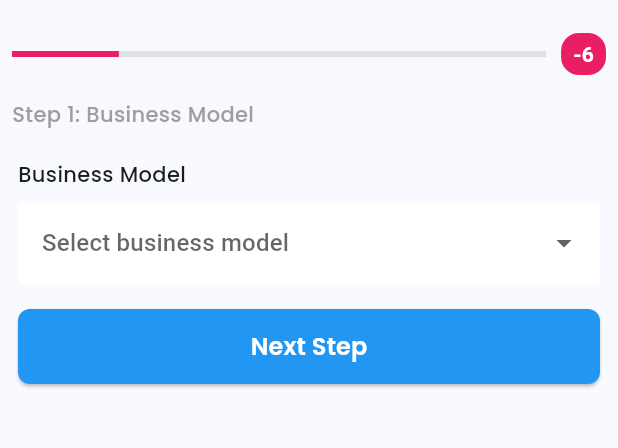
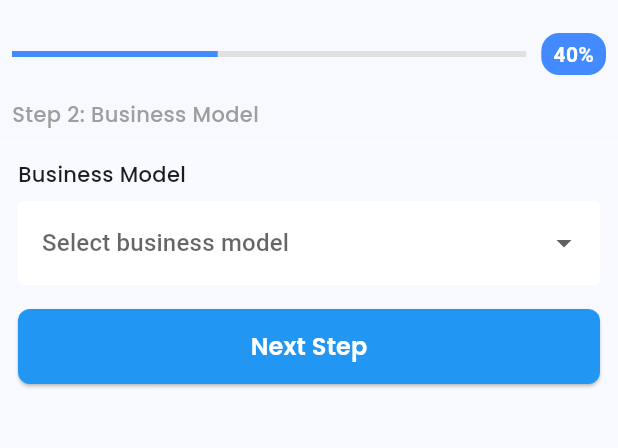
Before and after one commit to Riddhimagupta22/solution_challenge, a Flutter app: the AddStartupScreen screen opened directly, after a tap on "Next Step", on a phone screen of 412 x 824 dp, the part 63-511 px from its top. Run offline on Flutter 3.47's test engine with Material 3 defaults, Android fonts, the phone set to English and light mode, and no system bars; our stand-ins replace dotted_border, firebase_auth, firebase_core, get, google_fonts, google_maps_flutter and 4 more; accounts and stored records are empty.

Commit message:
new project

```diff
--- a/lib/Frontend/Screen/Add/Add Screens/add_starup.dart
+++ b/lib/Frontend/Screen/Add/Add Screens/add_starup.dart
@@ -54,7 +54,7 @@ class _AddStartupScreenState extends State<AddStartupScreen> {
                             value: _progressValue, // Dynamic progress value
                             backgroundColor: Colors.grey[300],
                             valueColor:
-                            AlwaysStoppedAnimation<Color>(Colors.pink),
+                            AlwaysStoppedAnimation<Color>(Colors.blueAccent),
                           ),
                         ),
                         SizedBox(width: 10),
@@ -62,7 +62,7 @@ class _AddStartupScreenState extends State<AddStartupScreen> {
                           padding:
                           EdgeInsets.symmetric(horizontal: 8, vertical: 4),
                           decoration: BoxDecoration(
-                            color: Colors.pink,
+                            color: Colors.blueAccent,
                             borderRadius: BorderRadius.circular(12),
                           ),
                           child: Text(
--- a/lib/Frontend/Screen/Add/Add Screens/business_model.dart
+++ b/lib/Frontend/Screen/Add/Add Screens/business_model.dart
@@ -7,13 +7,32 @@ class BusinessModel extends StatefulWidget {
   const BusinessModel({super.key});
 
   @override
-  State<BusinessModel> createState() => _BusinessModelState();
+  State<BusinessModel> createState() => _BusinessModelState(
+  );
 }
 
 class _BusinessModelState extends State<BusinessModel> {
+  double _progressValue = 0.4; // Initial progress value
+  final TextEditingController _startupNameController = TextEditingController();
+  final TextEditingController _businessModelController = TextEditingController();
+  final TextEditingController _monthlyRevenueController = TextEditingController();
+  final TextEditingController _activeUsersController = TextEditingController();
+  String? _selectedIndustry;
+
+  void _updateProgress() {
+    double progress = 0.4;
+
+    if (_startupNameController.text.isNotEmpty) progress += 0.2;
+    if (_selectedIndustry != null) progress += 0.2;
+    if (_businessModelController.text.isNotEmpty) progress += 0.2;
+    if (_monthlyRevenueController.text.isNotEmpty ||
+        _activeUsersController.text.isNotEmpty) progress += 0.2;
+
+    setState(() {
+      _progressValue = progress;
+    });}
 
   @override
-
   Widget build(BuildContext context) {
     String? selectedValue;
 
@@ -41,23 +60,25 @@ class _BusinessModelState extends State<BusinessModel> {
                 children: [
                   Expanded(
                     child: LinearProgressIndicator(
-                      value: 0.2,
+                      value: _progressValue, // Dynamic progress value
                       backgroundColor: Colors.grey[300],
-                      valueColor: AlwaysStoppedAnimation<Color>(Colors.pink),
+                      valueColor:
+                      AlwaysStoppedAnimation<Color>(Colors.blueAccent),
                     ),
                   ),
                   SizedBox(width: 10),
                   Container(
-                    padding: EdgeInsets.symmetric(horizontal: 8, vertical: 4),
+                    padding:
+                    EdgeInsets.symmetric(horizontal: 8, vertical: 4),
                     decoration: BoxDecoration(
-                      color: Colors.pink,
+                      color: Colors.blueAccent,
                       borderRadius: BorderRadius.circular(12),
                     ),
                     child: Text(
-                      "-6",
-                      style: TextStyle(
-                          color: Colors.white, fontWeight: FontWeight.bold),
-                    ),
+                        "${(_progressValue * 100).toInt()}%", // Show progress %
+                        style: TextStyle(
+                            color: Colors.white,
+                            fontWeight: FontWeight.bold)),
                   ),
                 ],
               ),
@@ -65,7 +86,7 @@ class _BusinessModelState extends State<BusinessModel> {
             Padding(
               padding: const EdgeInsets.all(8.0),
               child: Text(
-                "Step 1: Business Model",
+                "Step 2: Business Model",
                 style: GoogleFonts.poppins(fontWeight: FontWeight.w500, color: Colors.grey),
               ),
             ),
--- a/lib/Frontend/Screen/dashbord/Dashboard Widgets/startup_card.dart
+++ b/lib/Frontend/Screen/dashbord/Dashboard Widgets/startup_card.dart
@@ -20,7 +20,7 @@ class StartupCard extends StatelessWidget {
   Widget build(BuildContext context) {
     return Container(
       width: 325,
-      height: 272,
+      height: 291,
       margin: EdgeInsets.symmetric(horizontal: 5, vertical: 10),
       padding: EdgeInsets.only(left: 8,right: 8,top: 15),
       decoration: BoxDecoration(
```
